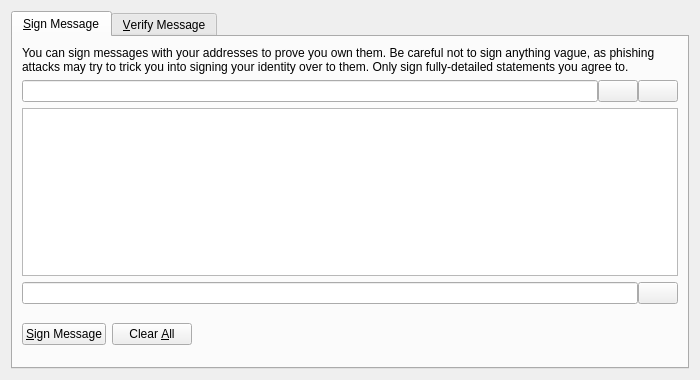
LightBurdenOfficial/SperoCoin, file src/qt/forms/signverifymessagedialog.ui: the form before one commit.
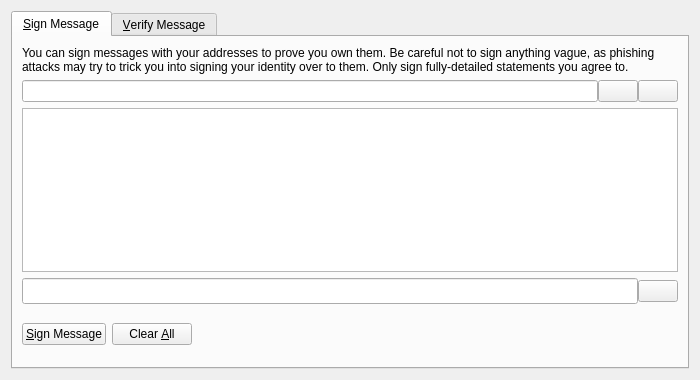
The form after the commit. The open tabs and pages were chosen to show the change. Icons and pictures are not drawn. Custom widgets are drawn as their Qt base class.

```diff
--- a/src/qt/forms/signverifymessagedialog.ui
+++ b/src/qt/forms/signverifymessagedialog.ui
@@ -13,6 +13,9 @@
   <property name="windowTitle">
    <string>Signatures - Sign / Verify a Message</string>
   </property>
+  <property name="styleSheet">
+   <string notr="true">font: 10pt &quot;Copperplate Gothic Light&quot;;</string>
+  </property>
   <property name="modal">
    <bool>true</bool>
   </property>
@@ -113,7 +116,11 @@
           <widget class="QLineEdit" name="signatureOut_SM">
            <property name="font">
             <font>
-             <italic>true</italic>
+             <family>Copperplate Gothic Light</family>
+             <pointsize>10</pointsize>
+             <weight>50</weight>
+             <italic>false</italic>
+             <bold>false</bold>
             </font>
            </property>
            <property name="readOnly">
@@ -193,8 +200,11 @@
           <widget class="QLabel" name="statusLabel_SM">
            <property name="font">
             <font>
-             <weight>75</weight>
-             <bold>true</bold>
+             <family>Copperplate Gothic Light</family>
+             <pointsize>10</pointsize>
+             <weight>50</weight>
+             <italic>false</italic>
+             <bold>false</bold>
             </font>
            </property>
            <property name="text">
```
Left out of the diff: 7 changed lines with no effect on the pictures.
